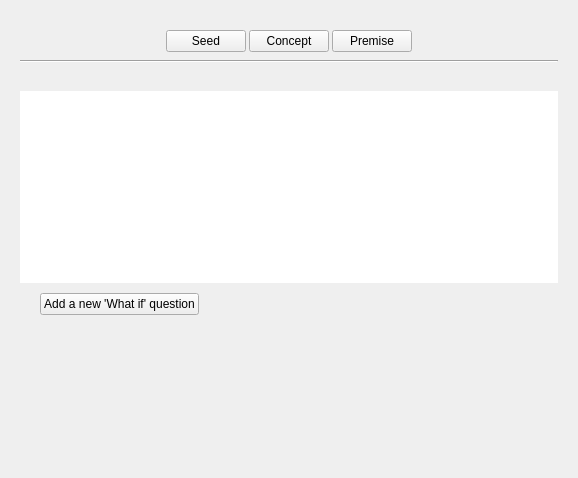
First picture: the form in ui/premise_builder_widget.ui, repository zkovari/plotlyst, before the edit.
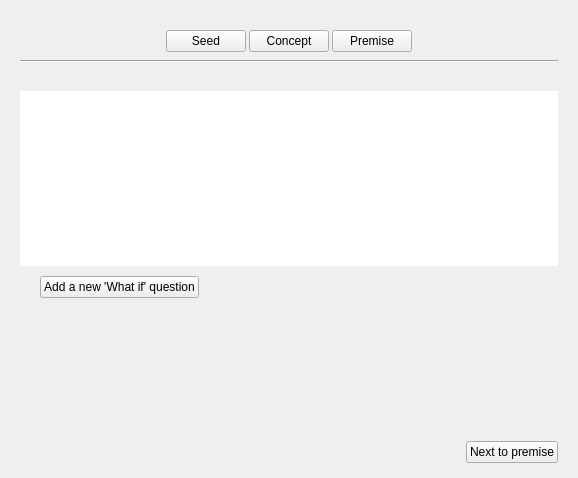
Second picture: the form after the edit. Custom widgets are drawn as their Qt base class.

Commit message: next btn

```diff
--- a/ui/premise_builder_widget.ui
+++ b/ui/premise_builder_widget.ui
@@ -292,7 +292,7 @@
         <number>0</number>
        </property>
        <property name="bottomMargin">
-        <number>0</number>
+        <number>15</number>
        </property>
        <item>
         <widget class="QScrollArea" name="scrollArea_2">
@@ -308,7 +308,7 @@
             <x>0</x>
             <y>0</y>
             <width>538</width>
-            <height>392</height>
+            <height>377</height>
            </rect>
           </property>
           <property name="sizePolicy">
@@ -437,6 +437,22 @@
              </property>
             </spacer>
            </item>
+           <item alignment="Qt::AlignRight">
+            <widget class="QPushButton" name="btnNextToPremise">
+             <property name="cursor">
+              <cursorShape>PointingHandCursor</cursorShape>
+             </property>
+             <property name="text">
+              <string>Next to premise</string>
+             </property>
+             <property name="base" stdset="0">
+              <bool>true</bool>
+             </property>
+             <property name="positive" stdset="0">
+              <bool>true</bool>
+             </property>
+            </widget>
+           </item>
           </layout>
          </widget>
         </widget>
```
Left out of the diff: 57 changed lines with no effect on the pictures. The commit also changes 1 other file.
